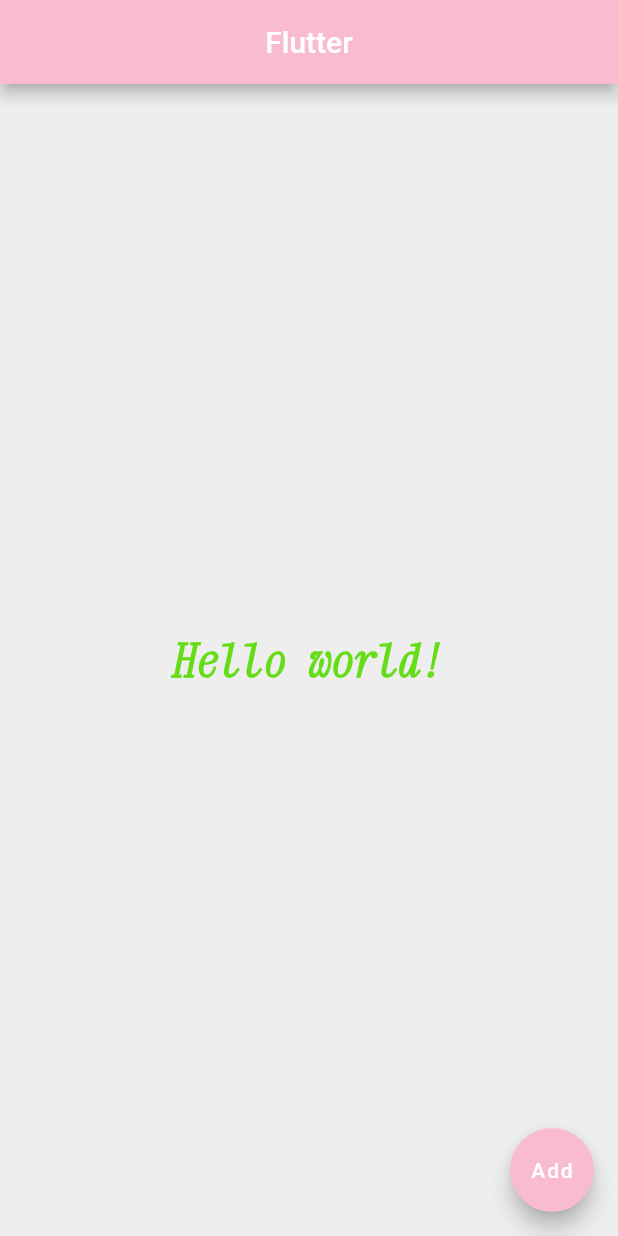
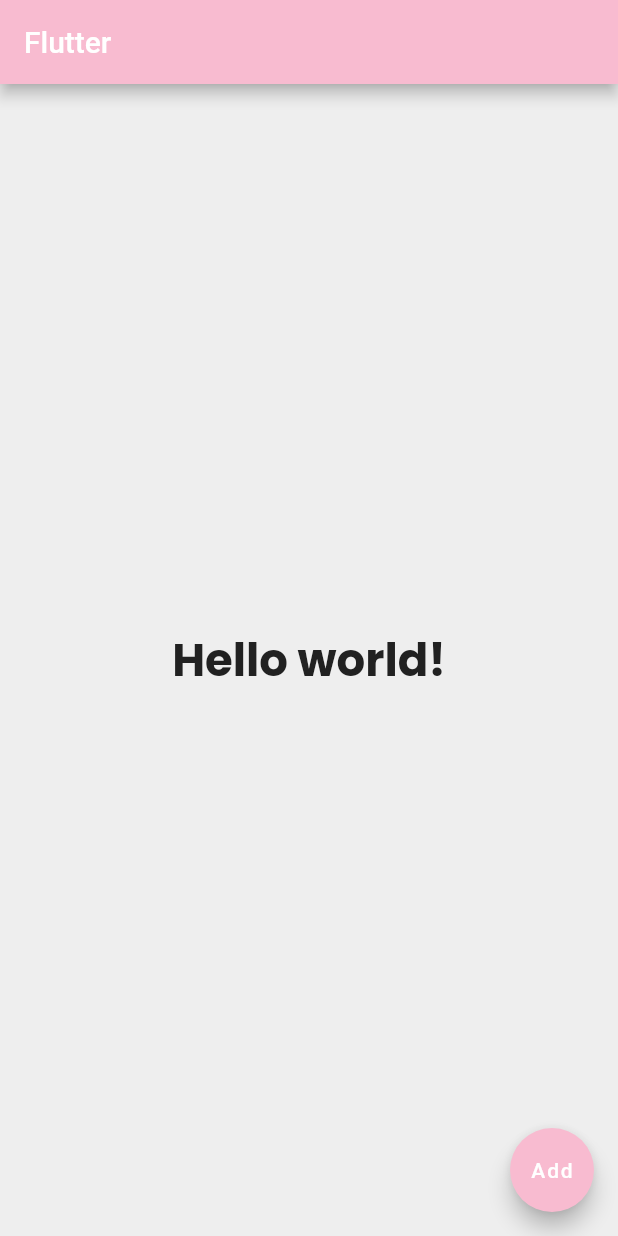
Before and after one commit to tanyachernysheva/tutorial_flutter_app, a Flutter app: the screen it shows after launch, on a phone screen of 412 x 824 dp. Run offline on Flutter 3.47's test engine with Material 2 defaults, Android fonts, the phone set to English and light mode, and no system bars; our stand-ins replace google_fonts.

Commit message:
Изменен стиль центрального текста

```diff
--- a/lib/main.dart
+++ b/lib/main.dart
@@ -1,4 +1,5 @@
 import 'package:flutter/material.dart';
+import 'package:google_fonts/google_fonts.dart';
 
 void main() {
   runApp(MyTutorialApp());
@@ -13,18 +14,15 @@ class MyTutorialApp extends StatelessWidget {
         home: Scaffold(
           appBar: AppBar(
             title: Text("Flutter"),
-            centerTitle: true,
             backgroundColor: Colors.pink[100],
           ),
           body: Center(
               child: Text(
             "Hello world!",
-            style: TextStyle(
-              fontFamily: "XanhMono",
+            style: GoogleFonts.poppins(
               fontSize: 30,
               fontWeight: FontWeight.bold,
-              fontStyle: FontStyle.italic,
-              color: Colors.lightGreenAccent[700],
+              color: Colors.grey[900],
             ),
           )),
           floatingActionButton: FloatingActionButton(
```
